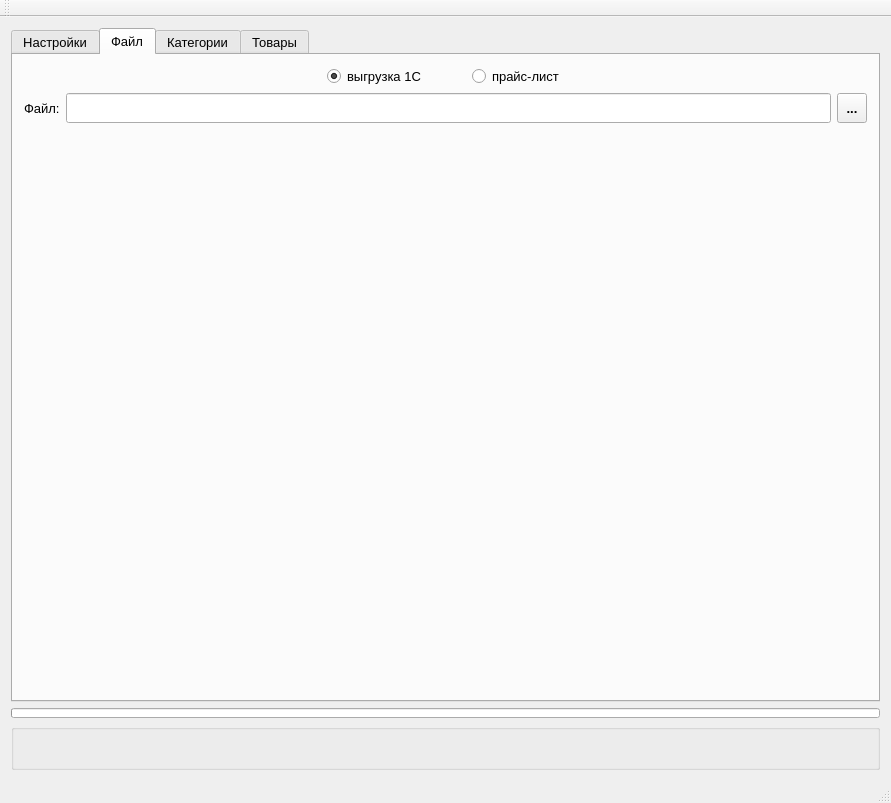
Above: ocMeridia/ocmeridia.ui from Skyrim78/ocMeridia before the change. Below: the same form after it.
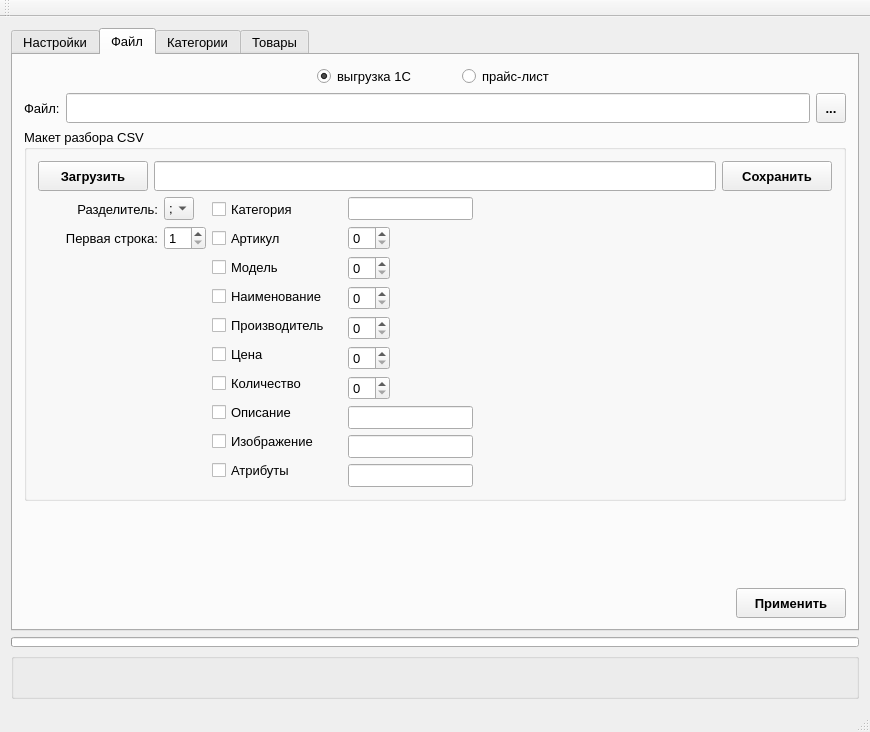
That is the form after the change. The open tabs and pages were chosen to show the change.

What changed in the file:
```diff
--- a/ocMeridia/ocmeridia.ui
+++ b/ocMeridia/ocmeridia.ui
@@ -6,8 +6,8 @@
    <rect>
     <x>0</x>
     <y>0</y>
-    <width>891</width>
-    <height>803</height>
+    <width>870</width>
+    <height>732</height>
    </rect>
   </property>
   <property name="font">
@@ -19,7 +19,7 @@
    <string>ocMeridia</string>
   </property>
   <widget class="QWidget" name="centralWidget">
-   <layout class="QGridLayout" name="gridLayout_12">
+   <layout class="QGridLayout" name="gridLayout_23">
     <item row="0" column="0">
      <layout class="QVBoxLayout" name="verticalLayout_2">
       <item>
@@ -1256,11 +1256,9 @@
          <attribute name="title">
           <string>Файл</string>
          </attribute>
-         <layout class="QGridLayout" name="gridLayout_2">
-          <item row="0" column="0">
-           <layout class="QVBoxLayout" name="verticalLayout_19">
-            <item>
-             <layout class="QHBoxLayout" name="horizontalLayout_27">
+         <layout class="QGridLayout" name="gridLayout_12">
+          <item row="0" column="0" colspan="2">
+           <layout class="QHBoxLayout" name="horizontalLayout_40">
               <item>
                <spacer name="horizontalSpacer_27">
                 <property name="orientation">
@@ -1275,7 +1273,7 @@
                </spacer>
               </item>
               <item>
-               <widget class="QRadioButton" name="radioButton_13">
+             <widget class="QRadioButton" name="radioButton_f_openMain">
                 <property name="text">
                  <string>выгрузка 1С</string>
                 </property>
@@ -1301,7 +1299,7 @@
                </spacer>
               </item>
               <item>
-               <widget class="QRadioButton" name="radioButton_14">
+             <widget class="QRadioButton" name="radioButton_f_openPL">
                 <property name="text">
                  <string>прайс-лист</string>
                 </property>
@@ -1322,7 +1320,7 @@
               </item>
              </layout>
             </item>
-            <item>
+          <item row="1" column="0" colspan="2">
              <layout class="QHBoxLayout" name="horizontalLayout">
               <item>
                <widget class="QLabel" name="label">
@@ -1368,7 +1366,614 @@
               </item>
              </layout>
             </item>
+          <item row="2" column="0" colspan="2">
+           <widget class="QGroupBox" name="groupBox_f_maket">
+            <property name="title">
+             <string>Макет разбора CSV</string>
+            </property>
+            <layout class="QGridLayout" name="gridLayout_2">
+             <item row="0" column="0" colspan="3">
+              <layout class="QHBoxLayout" name="horizontalLayout_38">
             <item>
+                <widget class="QPushButton" name="pushButton_fm_load">
+                 <property name="minimumSize">
+                  <size>
+                   <width>110</width>
+                   <height>30</height>
+                  </size>
+                 </property>
+                 <property name="maximumSize">
+                  <size>
+                   <width>110</width>
+                   <height>30</height>
+                  </size>
+                 </property>
+                 <property name="font">
+                  <font>
+                   <weight>75</weight>
+                   <bold>true</bold>
+                  </font>
+                 </property>
+                 <property name="text">
+                  <string>Загрузить</string>
+                 </property>
+                </widget>
+               </item>
+               <item>
+                <widget class="QLineEdit" name="lineEdit_fm_maket">
+                 <property name="minimumSize">
+                  <size>
+                   <width>0</width>
+                   <height>30</height>
+                  </size>
+                 </property>
+                 <property name="maximumSize">
+                  <size>
+                   <width>16777215</width>
+                   <height>30</height>
+                  </size>
+                 </property>
+                </widget>
+               </item>
+               <item>
+                <widget class="QPushButton" name="pushButton_fm_save">
+                 <property name="minimumSize">
+                  <size>
+                   <width>110</width>
+                   <height>30</height>
+                  </size>
+                 </property>
+                 <property name="maximumSize">
+                  <size>
+                   <width>110</width>
+                   <height>30</height>
+                  </size>
+                 </property>
+                 <property name="font">
+                  <font>
+                   <weight>75</weight>
+                   <bold>true</bold>
+                  </font>
+                 </property>
+                 <property name="text">
+                  <string>Сохранить</string>
+                 </property>
+                </widget>
+               </item>
+              </layout>
+             </item>
+             <item row="1" column="0">
+              <layout class="QHBoxLayout" name="horizontalLayout_21">
+               <item>
+                <layout class="QVBoxLayout" name="verticalLayout_16">
+                 <item>
+                  <widget class="QLabel" name="label_7">
+                   <property name="sizePolicy">
+                    <sizepolicy hsizetype="Fixed" vsizetype="Preferred">
+                     <horstretch>0</horstretch>
+                     <verstretch>0</verstretch>
+                    </sizepolicy>
+                   </property>
+                   <property name="minimumSize">
+                    <size>
+                     <width>120</width>
+                     <height>0</height>
+                    </size>
+                   </property>
+                   <property name="maximumSize">
+                    <size>
+                     <width>120</width>
+                     <height>16777215</height>
+                    </size>
+                   </property>
+                   <property name="text">
+                    <string>Разделитель:</string>
+                   </property>
+                   <property name="alignment">
+                    <set>Qt::AlignRight|Qt::AlignTrailing|Qt::AlignVCenter</set>
+                   </property>
+                  </widget>
+                 </item>
+                 <item>
+                  <widget class="QLabel" name="label_8">
+                   <property name="sizePolicy">
+                    <sizepolicy hsizetype="Fixed" vsizetype="Preferred">
+                     <horstretch>0</horstretch>
+                     <verstretch>0</verstretch>
+                    </sizepolicy>
+                   </property>
+                   <property name="minimumSize">
+                    <size>
+                     <width>120</width>
+                     <height>0</height>
+                    </size>
+                   </property>
+                   <property name="maximumSize">
+                    <size>
+                     <width>120</width>
+                     <height>16777215</height>
+                    </size>
+                   </property>
+                   <property name="text">
+                    <string>Первая строка:</string>
+                   </property>
+                   <property name="alignment">
+                    <set>Qt::AlignRight|Qt::AlignTrailing|Qt::AlignVCenter</set>
+                   </property>
+                  </widget>
+                 </item>
+                </layout>
+               </item>
+               <item>
+                <layout class="QVBoxLayout" name="verticalLayout_17">
+                 <item>
+                  <widget class="QComboBox" name="comboBox_f_csv_split">
+                   <property name="sizePolicy">
+                    <sizepolicy hsizetype="Fixed" vsizetype="Fixed">
+                     <horstretch>0</horstretch>
+                     <verstretch>0</verstretch>
+                    </sizepolicy>
+                   </property>
+                   <property name="minimumSize">
+                    <size>
+                     <width>30</width>
+                     <height>0</height>
+                    </size>
+                   </property>
+                   <property name="maximumSize">
+                    <size>
+                     <width>30</width>
+                     <height>16777215</height>
+                    </size>
+                   </property>
+                   <property name="sizeAdjustPolicy">
+                    <enum>QComboBox::AdjustToContentsOnFirstShow</enum>
+                   </property>
+                   <item>
+                    <property name="text">
+                     <string>;</string>
+                    </property>
+                   </item>
+                   <item>
+                    <property name="text">
+                     <string>:</string>
+                    </property>
+                   </item>
+                   <item>
+                    <property name="text">
+                     <string>,</string>
+                    </property>
+                   </item>
+                   <item>
+                    <property name="text">
+                     <string>.</string>
+                    </property>
+                   </item>
+                   <item>
+                    <property name="text">
+                     <string>`</string>
+                    </property>
+                   </item>
+                   <item>
+                    <property name="text">
+                     <string>&quot;</string>
+                    </property>
+                   </item>
+                   <item>
+                    <property name="text">
+                     <string>|</string>
+                    </property>
+                   </item>
+                   <item>
+                    <property name="text">
+                     <string>-</string>
+                    </property>
+                   </item>
+                  </widget>
+                 </item>
+                 <item>
+                  <widget class="QSpinBox" name="spinBox_f_csv_firstRow">
+                   <property name="sizePolicy">
+                    <sizepolicy hsizetype="Fixed" vsizetype="Fixed">
+                     <horstretch>0</horstretch>
+                     <verstretch>0</verstretch>
+                    </sizepolicy>
+                   </property>
+                   <property name="minimum">
+                    <number>1</number>
+                   </property>
+                  </widget>
+                 </item>
+                </layout>
+               </item>
+              </layout>
+             </item>
+             <item row="1" column="1" rowspan="3">
+              <layout class="QHBoxLayout" name="horizontalLayout_14">
+               <item>
+                <layout class="QVBoxLayout" name="verticalLayout_15">
+                 <item>
+                  <widget class="QCheckBox" name="checkBox_fm_category">
+                   <property name="minimumSize">
+                    <size>
+                     <width>130</width>
+                     <height>0</height>
+                    </size>
+                   </property>
+                   <property name="maximumSize">
+                    <size>
+                     <width>130</width>
+                     <height>16777215</height>
+                    </size>
+                   </property>
+                   <property name="text">
+                    <string>Категория</string>
+                   </property>
+                  </widget>
+                 </item>
+                 <item>
+                  <widget class="QCheckBox" name="checkBox_fm_articul">
+                   <property name="minimumSize">
+                    <size>
+                     <width>130</width>
+                     <height>0</height>
+                    </size>
+                   </property>
+                   <property name="maximumSize">
+                    <size>
+                     <width>130</width>
+                     <height>16777215</height>
+                    </size>
+                   </property>
+                   <property name="text">
+                    <string>Артикул</string>
+                   </property>
+                  </widget>
+                 </item>
+                 <item>
+                  <widget class="QCheckBox" name="checkBox_fm_model">
+                   <property name="minimumSize">
+                    <size>
+                     <width>130</width>
+                     <height>0</height>
+                    </size>
+                   </property>
+                   <property name="maximumSize">
+                    <size>
+                     <width>130</width>
+                     <height>16777215</height>
+                    </size>
+                   </property>
+                   <property name="text">
+                    <string>Модель</string>
+                   </property>
+                  </widget>
+                 </item>
+                 <item>
+                  <widget class="QCheckBox" name="checkBox_fm_name">
+                   <property name="minimumSize">
+                    <size>
+                     <width>130</width>
+                     <height>0</height>
+                    </size>
+                   </property>
+                   <property name="maximumSize">
+                    <size>
+                     <width>130</width>
+                     <height>16777215</height>
+                    </size>
+                   </property>
+                   <property name="text">
+                    <string>Наименование</string>
+                   </property>
+                  </widget>
+                 </item>
+                 <item>
+                  <widget class="QCheckBox" name="checkBox_fm_manuf">
+                   <property name="minimumSize">
+                    <size>
+                     <width>130</width>
+                     <height>0</height>
+                    </size>
+                   </property>
+                   <property name="maximumSize">
+                    <size>
+                     <width>130</width>
+                     <height>16777215</height>
+                    </size>
+                   </property>
+                   <property name="text">
+                    <string>Производитель</string>
+                   </property>
+                  </widget>
+                 </item>
+                 <item>
+                  <widget class="QCheckBox" name="checkBox_fm_price">
+                   <property name="minimumSize">
+                    <size>
+                     <width>130</width>
+                     <height>0</height>
+                    </size>
+                   </property>
+                   <property name="maximumSize">
+                    <size>
+                     <width>130</width>
+                     <height>16777215</height>
+                    </size>
+                   </property>
+                   <property name="text">
+                    <string>Цена</string>
+                   </property>
+                  </widget>
+                 </item>
+                 <item>
+                  <widget class="QCheckBox" name="checkBox_fm_quan">
+                   <property name="minimumSize">
+                    <size>
+                     <width>130</width>
+                     <height>0</height>
+                    </size>
+                   </property>
+                   <property name="maximumSize">
+                    <size>
+                     <width>130</width>
+                     <height>16777215</height>
+                    </size>
+                   </property>
+                   <property name="text">
+                    <string>Количество</string>
+                   </property>
+                  </widget>
+                 </item>
+                 <item>
+                  <widget class="QCheckBox" name="checkBox_fm_desc">
+                   <property name="minimumSize">
+                    <size>
+                     <width>130</width>
+                     <height>0</height>
+                    </size>
+                   </property>
+                   <property name="maximumSize">
+                    <size>
+                     <width>130</width>
+                     <height>16777215</height>
+                    </size>
+                   </property>
+                   <property name="text">
+                    <string>Описание</string>
+                   </property>
+                  </widget>
+                 </item>
+                 <item>
+                  <widget class="QCheckBox" name="checkBox_fm_image">
+                   <property name="minimumSize">
+                    <size>
+                     <width>130</width>
+                     <height>0</height>
+                    </size>
+                   </property>
+                   <property name="maximumSize">
+                    <size>
+                     <width>130</width>
+                     <height>16777215</height>
+                    </size>
+                   </property>
+                   <property name="text">
+                    <string>Изображение</string>
+                   </property>
+                  </widget>
+                 </item>
+                 <item>
+                  <widget class="QCheckBox" name="checkBox_fm_attr">
+                   <property name="sizePolicy">
+                    <sizepolicy hsizetype="Fixed" vsizetype="Fixed">
+                     <horstretch>0</horstretch>
+                     <verstretch>0</verstretch>
+                    </sizepolicy>
+                   </property>
+                   <property name="minimumSize">
+                    <size>
+                     <width>130</width>
+                     <height>0</height>
+                    </size>
+                   </property>
+                   <property name="maximumSize">
+                    <size>
+                     <width>130</width>
+                     <height>16777215</height>
+                    </size>
+                   </property>
+                   <property name="text">
+                    <string>Атрибуты</string>
+                   </property>
+                  </widget>
+                 </item>
+                </layout>
+               </item>
+               <item>
+                <layout class="QVBoxLayout" name="verticalLayout_14">
+                 <item>
+                  <widget class="QLineEdit" name="lineEdit_fm_category">
+                   <property name="sizePolicy">
+                    <sizepolicy hsizetype="Minimum" vsizetype="Fixed">
+                     <horstretch>0</horstretch>
+                     <verstretch>0</verstretch>
+                    </sizepolicy>
+                   </property>
+                   <property name="minimumSize">
+                    <size>
+                     <width>100</width>
+                     <height>0</height>
+                    </size>
+                   </property>
+                   <property name="maximumSize">
+                    <size>
+                     <width>150</width>
+                     <height>16777215</height>
+                    </size>
+                   </property>
+                  </widget>
+                 </item>
+                 <item>
+                  <widget class="QSpinBox" name="spinBox_fm_articul">
+                   <property name="sizePolicy">
+                    <sizepolicy hsizetype="Fixed" vsizetype="Fixed">
+                     <horstretch>0</horstretch>
+                     <verstretch>0</verstretch>
+                    </sizepolicy>
+                   </property>
+                  </widget>
+                 </item>
+                 <item>
+                  <widget class="QSpinBox" name="spinBox_fm_model">
+                   <property name="sizePolicy">
+                    <sizepolicy hsizetype="Fixed" vsizetype="Fixed">
+                     <horstretch>0</horstretch>
+                     <verstretch>0</verstretch>
+                    </sizepolicy>
+                   </property>
+                  </widget>
+                 </item>
+                 <item>
+                  <widget class="QSpinBox" name="spinBox_fm_name">
+                   <property name="sizePolicy">
+                    <sizepolicy hsizetype="Fixed" vsizetype="Fixed">
+                     <horstretch>0</horstretch>
+                     <verstretch>0</verstretch>
+                    </sizepolicy>
+                   </property>
+                  </widget>
+                 </item>
+                 <item>
+                  <widget class="QSpinBox" name="spinBox_fm_manuf">
+                   <property name="sizePolicy">
+                    <sizepolicy hsizetype="Fixed" vsizetype="Fixed">
+                     <horstretch>0</horstretch>
+                     <verstretch>0</verstretch>
+                    </sizepolicy>
+                   </property>
+                  </widget>
+                 </item>
+                 <item>
+                  <widget class="QSpinBox" name="spinBox_fm_price">
+                   <property name="sizePolicy">
+                    <sizepolicy hsizetype="Fixed" vsizetype="Fixed">
+                     <horstretch>0</horstretch>
+                     <verstretch>0</verstretch>
+                    </sizepolicy>
+                   </property>
+                  </widget>
+                 </item>
+                 <item>
+                  <widget class="QSpinBox" name="spinBox_fm_quan">
+                   <property name="sizePolicy">
+                    <sizepolicy hsizetype="Fixed" vsizetype="Fixed">
+                     <horstretch>0</horstretch>
+                     <verstretch>0</verstretch>
+                    </sizepolicy>
+                   </property>
+                  </widget>
+                 </item>
+                 <item>
+                  <widget class="QLineEdit" name="lineEdit_fm_desc">
+                   <property name="sizePolicy">
+                    <sizepolicy hsizetype="Minimum" vsizetype="Fixed">
+                     <horstretch>0</horstretch>
+                     <verstretch>0</verstretch>
+                    </sizepolicy>
+                   </property>
+                   <property name="minimumSize">
+                    <size>
+                     <width>100</width>
+                     <height>0</height>
+                    </size>
+                   </property>
+                   <property name="maximumSize">
+                    <size>
+                     <width>150</width>
+                     <height>16777215</height>
+                    </size>
+                   </property>
+                  </widget>
+                 </item>
+                 <item>
+                  <widget class="QLineEdit" name="lineEdit_fm_image">
+                   <property name="sizePolicy">
+                    <sizepolicy hsizetype="Minimum" vsizetype="Fixed">
+                     <horstretch>0</horstretch>
+                     <verstretch>0</verstretch>
+                    </sizepolicy>
+                   </property>
+                   <property name="minimumSize">
+                    <size>
+                     <width>100</width>
+                     <height>0</height>
+                    </size>
+                   </property>
+                   <property name="maximumSize">
+                    <size>
+                     <width>150</width>
+                     <height>16777215</height>
+                    </size>
+                   </property>
+                  </widget>
+                 </item>
+                 <item>
+                  <widget class="QLineEdit" name="lineEdit_fm_attr">
+                   <property name="sizePolicy">
+                    <sizepolicy hsizetype="Minimum" vsizetype="Fixed">
+                     <horstretch>0</horstretch>
+                     <verstretch>0</verstretch>
+                    </sizepolicy>
+                   </property>
+                   <property name="minimumSize">
+                    <size>
+                     <width>100</width>
+                     <height>0</height>
+                    </size>
+                   </property>
+                   <property name="maximumSize">
+                    <size>
+                     <width>150</width>
+                     <height>16777215</height>
+                    </size>
+                   </property>
+                  </widget>
+                 </item>
+                </layout>
+               </item>
+              </layout>
+             </item>
+             <item row="2" column="0">
+              <spacer name="verticalSpacer_6">
+               <property name="orientation">
+                <enum>Qt::Vertical</enum>
+               </property>
+               <property name="sizeHint" stdset="0">
+                <size>
+                 <width>20</width>
+                 <height>40</height>
+                </size>
+               </property>
+              </spacer>
+             </item>
+             <item row="3" column="2">
+              <spacer name="horizontalSpacer_17">
+               <property name="orientation">
+                <enum>Qt::Horizontal</enum>
+               </property>
+               <property name="sizeHint" stdset="0">
+                <size>
+                 <width>324</width>
+                 <height>20</height>
+                </size>
+               </property>
+              </spacer>
+             </item>
+            </layout>
+           </widget>
+          </item>
+          <item row="3" column="0">
              <spacer name="verticalSpacer">
               <property name="orientation">
                <enum>Qt::Vertical</enum>
@@ -1381,7 +1986,43 @@
               </property>
              </spacer>
             </item>
-           </layout>
+          <item row="4" column="0">
+           <spacer name="horizontalSpacer_18">
+            <property name="orientation">
+             <enum>Qt::Horizontal</enum>
+            </property>
+            <property name="sizeHint" stdset="0">
+             <size>
+              <width>40</width>
+              <height>20</height>
+             </size>
+            </property>
+           </spacer>
+          </item>
+          <item row="4" column="1">
+           <widget class="QPushButton" name="pushButton_fm_openFile">
+            <property name="minimumSize">
+             <size>
+              <width>110</width>
+              <height>30</height>
+             </size>
+            </property>
+            <property name="maximumSize">
+             <size>
+              <width>110</width>
+              <height>30</height>
+             </size>
+            </property>
+            <property name="font">
+             <font>
+              <weight>75</weight>
+              <bold>true</bold>
+             </font>
+            </property>
+            <property name="text">
+             <string>Применить</string>
+            </property>
+           </widget>
           </item>
          </layout>
         </widget>
```
Left out of the diff: 66 changed lines with no effect on the pictures. Lines whose indentation alone changed are shown as unchanged.
